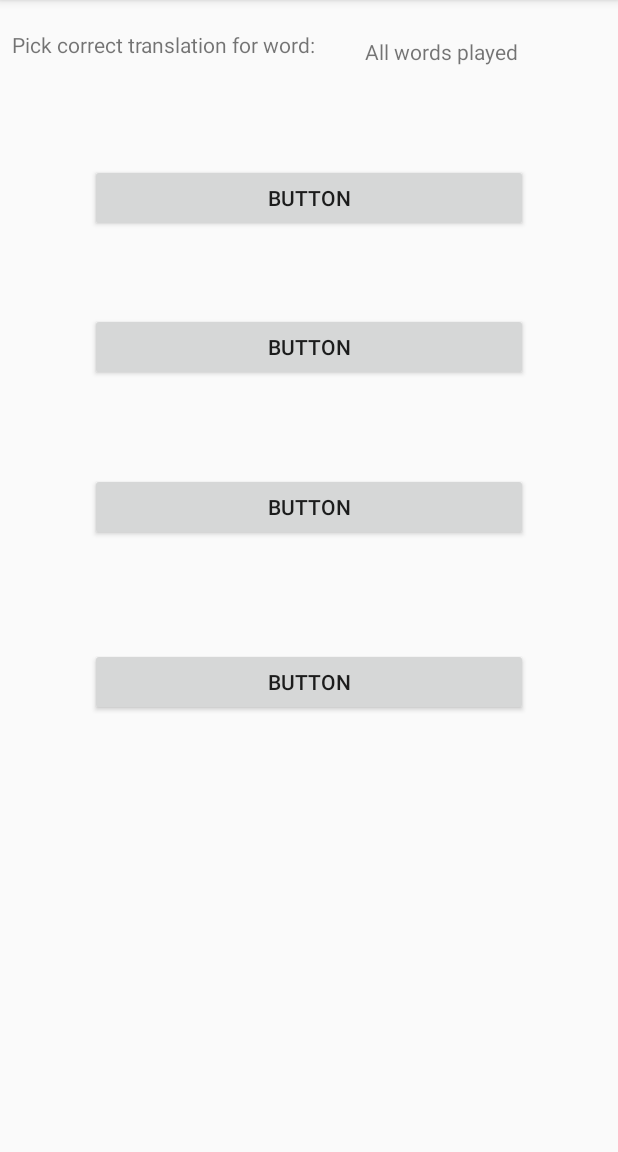
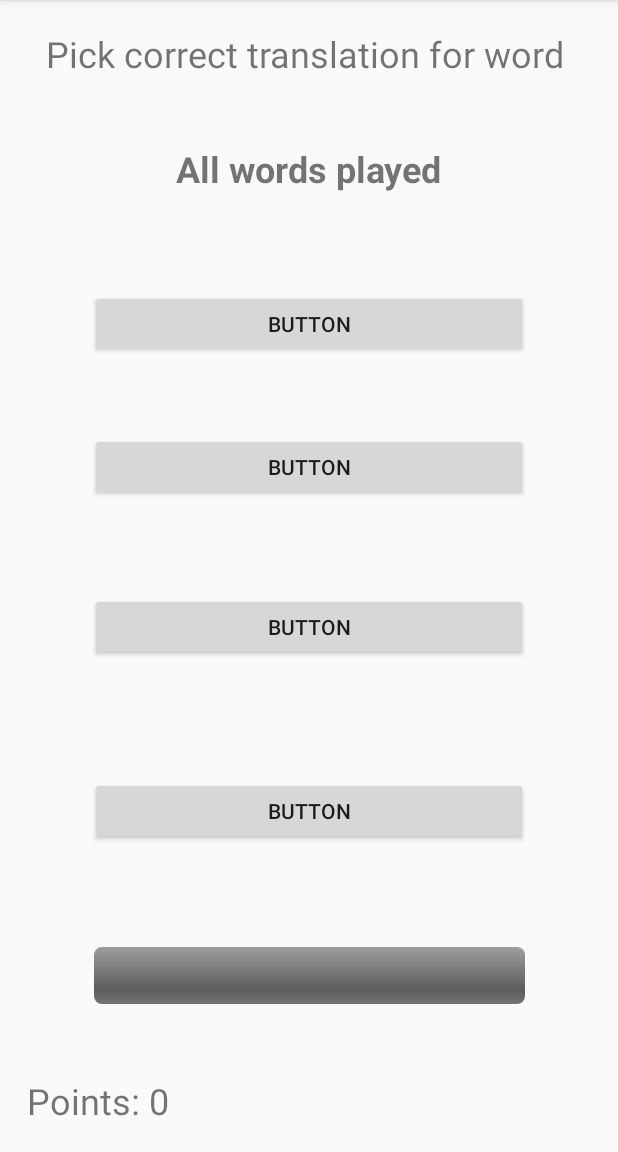
Before and after one commit to vilmursss/Android-Language-Learning-Tool, an Android app: the GameActivity screen opened directly, with no data from a screen before it, on a phone screen of 412 x 824 dp, the part 84-1236 px from its top. Run offline under Robolectric (Android 15) with nearby library versions, the phone set to English and light mode, and no system bars.

Commit message:
Added progress bar and points to game mode, also slight changes on visualization

```diff
--- a/app/src/main/res/layout/activity_game.xml
+++ b/app/src/main/res/layout/activity_game.xml
@@ -4,34 +4,51 @@
     xmlns:tools="http://schemas.android.com/tools"
     android:layout_width="match_parent"
     android:layout_height="match_parent"
+    tools:clickable="false"
     tools:context="com.example.android.wordgameandroid.GameActivity">
 
     <TextView
-        android:id="@+id/roundWord"
-        android:layout_width="159dp"
-        android:layout_height="61dp"
-        android:layout_toRightOf="@+id/basicText"
-        android:text="word"
-        android:textSize="14sp"
+        android:id="@+id/points"
+        android:layout_width="268dp"
+        android:layout_height="29dp"
+        android:layout_marginBottom="8dp"
+        android:layout_marginLeft="8dp"
+        android:layout_marginRight="8dp"
+        android:layout_marginTop="8dp"
+        android:textSize="24sp"
         app:layout_constraintBottom_toBottomOf="parent"
+        app:layout_constraintHorizontal_bias="0.08"
         app:layout_constraintLeft_toLeftOf="parent"
         app:layout_constraintRight_toRightOf="parent"
         app:layout_constraintTop_toTopOf="parent"
-        app:layout_constraintVertical_bias="0.035"
-        app:layout_constraintHorizontal_bias="0.964" />
+        app:layout_constraintVertical_bias="0.982" />
 
     <TextView
-        android:id="@+id/basicText"
+        android:id="@+id/roundWord"
+        android:layout_width="285dp"
+        android:layout_height="55dp"
+        android:textStyle="bold"
+        android:textAlignment="center"
+        android:textSize="24sp"
+        app:layout_constraintBottom_toBottomOf="parent"
+        app:layout_constraintHorizontal_bias="0.493"
+        app:layout_constraintLeft_toLeftOf="parent"
+        app:layout_constraintRight_toRightOf="parent"
+        app:layout_constraintTop_toTopOf="parent"
+        app:layout_constraintVertical_bias="0.135" />
+
+    <TextView
+        android:id="@+id/PickText"
         android:layout_width="wrap_content"
         android:layout_height="wrap_content"
         android:layout_marginBottom="8dp"
         android:layout_marginLeft="8dp"
         android:layout_marginRight="8dp"
         android:layout_marginTop="8dp"
-        android:text="Pick correct translation for word: "
-        android:textSize="14sp"
+        android:text="Pick correct translation for word "
+        android:textSize="24sp"
         app:layout_constraintBottom_toBottomOf="parent"
-        app:layout_constraintHorizontal_bias="0.0"
+        app:layout_constraintHorizontal_bias="0.503"
         app:layout_constraintLeft_toLeftOf="parent"
         app:layout_constraintRight_toRightOf="parent"
         app:layout_constraintTop_toTopOf="parent"
@@ -51,7 +68,7 @@
         app:layout_constraintLeft_toLeftOf="parent"
         app:layout_constraintRight_toRightOf="parent"
         app:layout_constraintTop_toTopOf="parent"
-        app:layout_constraintVertical_bias="0.284" />
+        app:layout_constraintVertical_bias="0.397" />
 
     <Button
         android:id="@+id/thirdBtn"
@@ -67,7 +84,7 @@
         app:layout_constraintLeft_toLeftOf="parent"
         app:layout_constraintRight_toRightOf="parent"
         app:layout_constraintTop_toTopOf="parent"
-        app:layout_constraintVertical_bias="0.435" />
+        app:layout_constraintVertical_bias="0.548" />
 
     <Button
         android:id="@+id/fourthBtn"
@@ -83,7 +100,7 @@
         app:layout_constraintLeft_toLeftOf="parent"
         app:layout_constraintRight_toRightOf="parent"
         app:layout_constraintTop_toTopOf="parent"
-        app:layout_constraintVertical_bias="0.6" />
+        app:layout_constraintVertical_bias="0.722" />
 
     <Button
         android:id="@+id/firstBtn"
@@ -99,6 +116,24 @@
         app:layout_constraintLeft_toLeftOf="parent"
         app:layout_constraintRight_toRightOf="parent"
         app:layout_constraintTop_toTopOf="parent"
-        app:layout_constraintVertical_bias="0.143"
-        tools:layout_editor_absoluteX="-56dp" />
+        app:layout_constraintVertical_bias="0.262" />
+
+    <ProgressBar
+        android:id="@+id/progressBar"
+        style="?android:attr/progressBarStyleHorizontal"
+        android:layout_width="287dp"
+        android:layout_height="38dp"
+        android:layout_marginBottom="8dp"
+        android:layout_marginLeft="8dp"
+        android:layout_marginRight="8dp"
+        android:layout_marginTop="8dp"
+        android:max="200"
+        android:progressDrawable="@android:drawable/progress_horizontal"
+        app:layout_constraintBottom_toBottomOf="parent"
+        app:layout_constraintHorizontal_bias="0.506"
+        app:layout_constraintLeft_toLeftOf="parent"
+        app:layout_constraintRight_toRightOf="parent"
+        app:layout_constraintTop_toTopOf="parent"
+        app:layout_constraintVertical_bias="0.873" />
+
 </android.support.constraint.ConstraintLayout>
```
Also changed, not shown: app/src/main/java/com/example/android/wordgameandroid/GameActivity.java (+72 -0 lines), app/src/main/java/com/example/android/wordgameandroid/WordEdit.java (line endings or trailing spaces).
